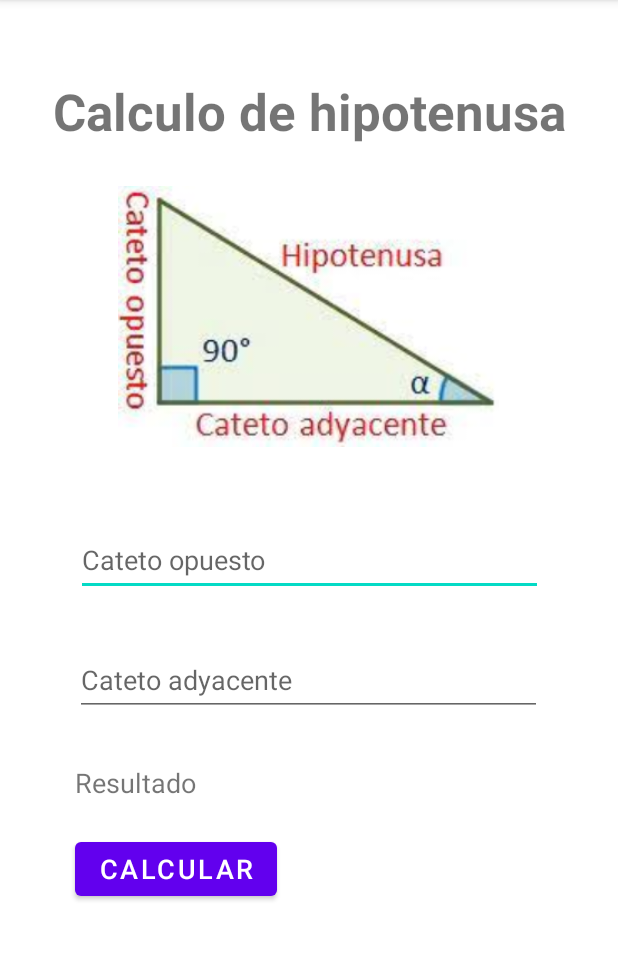
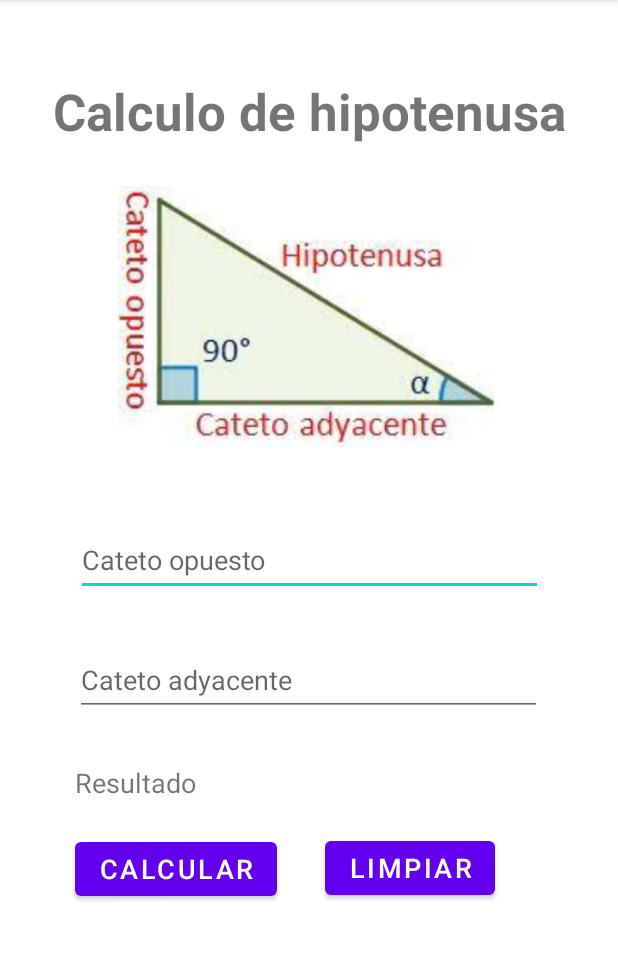
Before and after one commit to EduardoLeoLim/CalculoHipotenusa, an Android app: the screen it shows after launch (MainActivity), on a phone screen of 412 x 824 dp, the part 84-1044 px from its top. Run offline under Robolectric (Android 15) with nearby library versions, the phone set to English and light mode, and no system bars.

Commit message:
Botón Limpiar agregado a la GUI

```diff
--- a/app/src/main/res/layout/activity_main.xml
+++ b/app/src/main/res/layout/activity_main.xml
@@ -40,7 +40,7 @@
         android:layout_marginTop="51dp"
         android:layout_marginEnd="50dp"
         android:hint="Cateto opuesto"
-        android:inputType="textPersonName"
+        android:inputType="numberDecimal"
         android:text=""
         app:layout_constraintEnd_toEndOf="parent"
         app:layout_constraintStart_toStartOf="parent"
@@ -54,7 +54,7 @@
         android:layout_marginTop="32dp"
         android:layout_marginEnd="50dp"
         android:hint="Cateto adyacente"
-        android:inputType="textPersonName"
+        android:inputType="numberDecimal"
         android:text=""
         app:layout_constraintEnd_toEndOf="parent"
         app:layout_constraintHorizontal_bias="0.0"
@@ -85,4 +85,18 @@
         app:layout_constraintStart_toStartOf="parent"
         app:layout_constraintTop_toBottomOf="@+id/lbl_Resultado" />
 
+    <Button
+        android:id="@+id/btn_Limpiar"
+        android:layout_width="wrap_content"
+        android:layout_height="wrap_content"
+        android:layout_marginStart="32dp"
+        android:layout_marginTop="77dp"
+        android:layout_marginEnd="50dp"
+        android:text="LIMPIAR"
+        android:textSize="18sp"
+        app:layout_constraintEnd_toEndOf="parent"
+        app:layout_constraintHorizontal_bias="0.0"
+        app:layout_constraintStart_toEndOf="@+id/btn_Calcular"
+        app:layout_constraintTop_toBottomOf="@+id/txt_CatetoAdyacente" />
+
 </androidx.constraintlayout.widget.ConstraintLayout>
```
